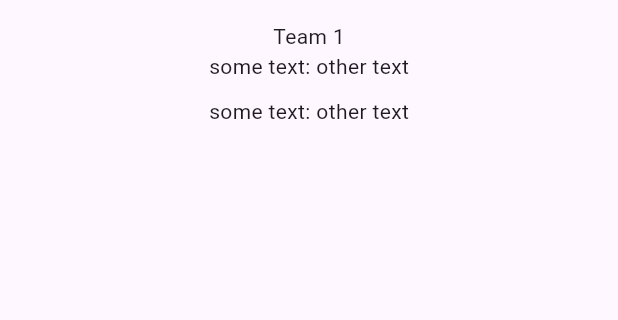
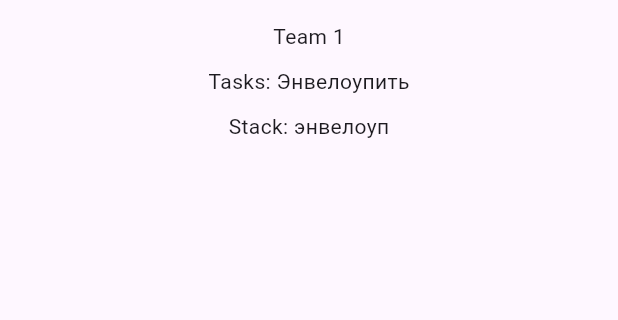
Before and after one commit to Bankin1/Ssbes, a Flutter app: the screen it shows after launch, after a tap on "Team 1", on a phone screen of 412 x 824 dp, the part 63-383 px from its top. Run offline on Flutter 3.47's test engine with Material 3 defaults, Android fonts, the phone set to English and light mode, and no system bars; our stand-ins replace flutter_bloc.

Commit message:
Implement description bloc to pages, created widget for page

```diff
--- a/frontend/lib/src/pages/team_page.dart
+++ b/frontend/lib/src/pages/team_page.dart
@@ -1,4 +1,11 @@
 import 'package:flutter/material.dart';
+import 'package:flutter_bloc/flutter_bloc.dart';
+import 'package:ssbek/src/widgets/description_widget.dart';
+
+import '../bloc/description/description_bloc.dart';
+import '../bloc/description/description_event.dart';
+import '../bloc/description/description_state.dart';
+
 
 class TeamPage extends StatefulWidget{
   final int id;
@@ -12,7 +19,9 @@ class TeamPage extends StatefulWidget{
 class _TeamPageState extends State<TeamPage>{
   @override
   Widget build(BuildContext context) {
-    return Scaffold(
+    return BlocProvider<DescriptionBloc>(
+      create: (context) => DescriptionBloc()..add(DescriptionRequestedEvent(teamId: widget.id)),
+      child: Scaffold(
         appBar: AppBar(
           centerTitle: true,
           title: const Text("SSbes"),
@@ -24,33 +33,24 @@ class _TeamPageState extends State<TeamPage>{
 
             Text(widget.name),
 
+            const SizedBox(height: 10),
+
             Expanded(
-            child: ListView(
-              children: const [
-                Row(
-                  mainAxisAlignment: MainAxisAlignment.center,
-                  children: [
-                   Text("some text: "),
-                   Text("other text")
-                  ],
-                ),
-
-                SizedBox(height: 10),
-
-                Row(
-                 mainAxisAlignment: MainAxisAlignment.center,
-                 children: [
-                   Text("some text: "),
-                   Text("other text")
-                 ],
-                ),
-
-                SizedBox(height: 10)
-              ],
+              child: BlocBuilder<DescriptionBloc, DescriptionState>(
+                builder: (context, teamState) {
+                  if(teamState is DescriptionLoadingState) {
+                    return const Center(child: CircularProgressIndicator());
+                  } else if(teamState is DescriptionUploadedState){
+                    return DescriptionWidget(description: teamState.description);
+                  } else{
+                    throw UnimplementedError();
+                  }
+                }
               ),
             )
           ]
         )
+      ),
     );
   }
 }
--- /dev/null
+++ b/frontend/lib/src/widgets/description_widget.dart
@@ -0,0 +1,35 @@
+import 'package:flutter/cupertino.dart';
+
+import '../entities/description.dart';
+
+class DescriptionWidget extends StatelessWidget{
+  final Description description;
+
+  const DescriptionWidget({super.key, required this.description});
+
+  @override
+  Widget build(BuildContext context) {
+    return ListView(
+      children: [
+        Row(
+          mainAxisAlignment: MainAxisAlignment.center,
+          children: [
+            Text("Tasks: ${description.tasks}")
+          ],
+        ),
+
+        const SizedBox(height: 10),
+
+        Row(
+          mainAxisAlignment: MainAxisAlignment.center,
+          children: [
+            Text("Stack: ${description.stack}")
+          ],
+        ),
+
+        const SizedBox(height: 10)
+      ],
+    );
+  }
+
+}
```
Lines whose indentation alone changed are shown as unchanged.
